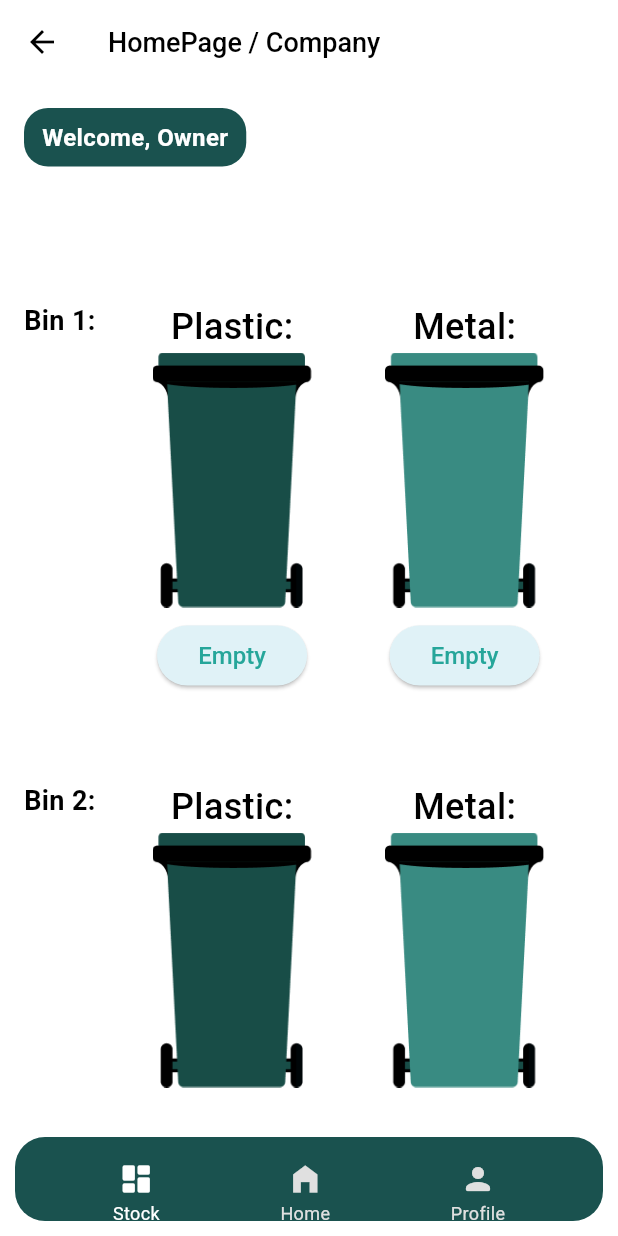
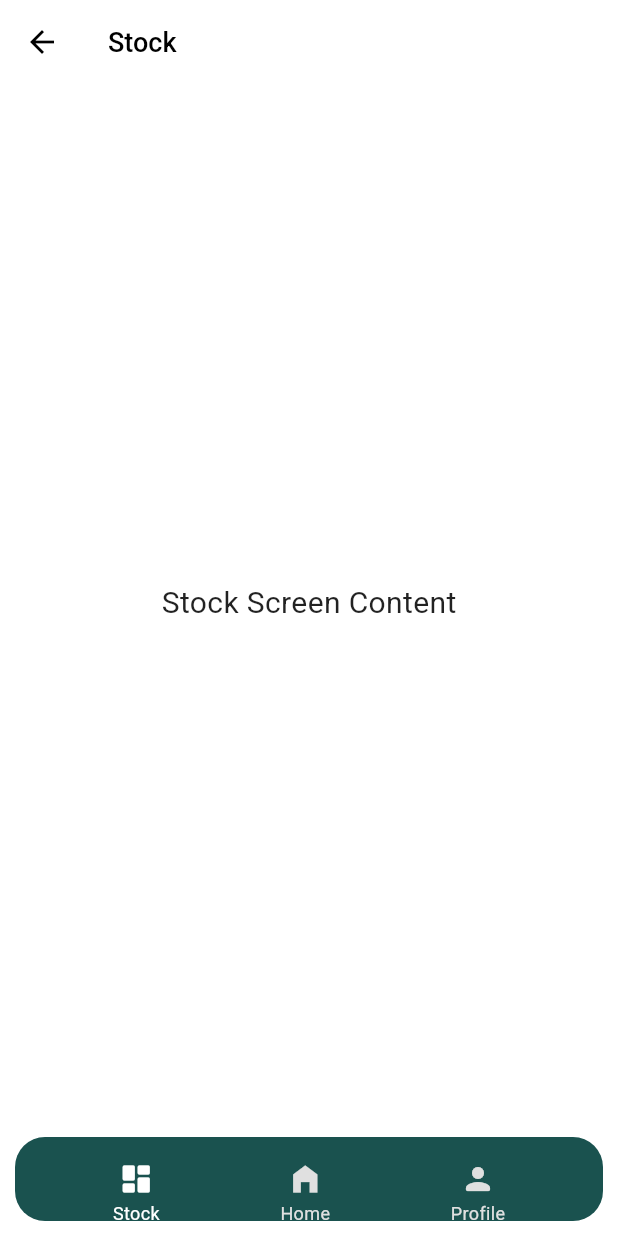
Before and after one commit to abdelrahmanamr710/binit, a Flutter app: the BinOwnerHomeScreen screen opened by its route, scrolled down 49 dp, after a tap on "Stock", on a phone screen of 412 x 824 dp. Run offline on Flutter 3.47's test engine with Material 3 defaults, Android fonts, the light colour scheme and no system bars; our stand-ins replace cloud_firestore, firebase_auth, firebase_core; missing offline and left inert: pigeon; accounts and stored records are empty.

Commit message:
test stock added

```diff
--- a/lib/screens/binOwner_homescreen.dart
+++ b/lib/screens/binOwner_homescreen.dart
@@ -1,6 +1,8 @@
 import 'package:flutter/material.dart';
 import 'package:binit/screens/binOwner_profile.dart';
 import 'package:binit/models/user_model.dart'; // Import the UserModel
+import 'package:binit/screens/binOwner_stock.dart';
+
 
 class BinOwnerHomeScreen extends StatelessWidget {
   final String userName;
@@ -178,7 +180,7 @@ class BinOwnerHomeScreen extends StatelessWidget {
                   if (currentIndex != 0) {
                     Navigator.of(context).pushReplacement(
                       MaterialPageRoute(
-                        builder: (context) => BinOwnerHomeScreen(userName: userName, user: user, currentIndex: 0),
+                        builder: (context) => BinOwnerStockScreen(userName: userName, user: user, currentIndex: 0),
                       ),
                     );
                   }
--- a/lib/screens/binOwner_profile.dart
+++ b/lib/screens/binOwner_profile.dart
@@ -3,7 +3,7 @@ import 'package:binit/services/auth_service.dart'; // Import AuthService.  Make
 import 'package:binit/models/user_model.dart'; // Import UserModel.  Make sure this path is correct.
 import 'package:binit/screens/change_password_screen.dart'; // Import ChangePasswordScreen. Make sure this path is correct.
 import 'package:binit/screens/binOwner_homescreen.dart'; // Import BinOwnerHomeScreen. Make sure this path is correct.
-
+import 'package:binit/screens/binOwner_stock.dart';
 class BinOwnerProfile extends StatefulWidget {
   final UserModel user;
   const BinOwnerProfile({super.key, required this.user});
@@ -285,7 +285,7 @@ class _BinOwnerProfileState extends State<BinOwnerProfile> {
                   });
                   Navigator.of(context).pushReplacement(
                     MaterialPageRoute(
-                      builder: (context) => BinOwnerHomeScreen(userName: widget.user.name ?? '', user: widget.user, currentIndex: 0),
+                      builder: (context) => BinOwnerStockScreen(userName: widget.user.name ?? '', user: widget.user, currentIndex: 0),
                     ),
                   );
                 },
--- /dev/null
+++ b/lib/screens/binOwner_stock.dart
@@ -0,0 +1,127 @@
+import 'package:flutter/material.dart';
+import 'package:binit/screens/binOwner_profile.dart';
+import 'package:binit/models/user_model.dart'; // Import the UserModel
+import 'package:binit/screens/binOwner_homescreen.dart'; // Import the HomeScreen
+
+class BinOwnerStockScreen extends StatelessWidget {
+  final String userName;
+  final UserModel? user; // Add the user parameter
+  final int currentIndex;
+  const BinOwnerStockScreen({super.key, required this.userName, this.user, this.currentIndex = 0});
+
+  @override
+  Widget build(BuildContext context) {
+    return Scaffold(
+      backgroundColor: Colors.white, // Background color of the page
+      appBar: AppBar(
+        backgroundColor: Colors.white, // Ensure no background color from AppBar
+        elevation: 0, // Remove shadow
+        title: const Text(
+          'Stock', // Title of the page
+          style: TextStyle(
+            color: Colors.black, // Title color
+            fontSize: 18,
+            fontWeight: FontWeight.w500,
+          ),
+        ),
+        centerTitle: false, // Align title to the left if needed
+      ),
+      body: Padding(
+        padding: const EdgeInsets.all(16.0),
+        child: const Center(
+          child: Text(
+            'Stock Screen Content', // Placeholder for the main content
+            style: TextStyle(fontSize: 20),
+          ),
+        ),
+      ),
+      // Bottom Navigation Bar
+      bottomNavigationBar: Container(
+        height: 56, // Consistent height for bottom navigation
+        decoration: const BoxDecoration(
+          color: Color(0xFF1A524F), // Darker teal bottom navigation color
+          borderRadius: BorderRadius.all(Radius.circular(20)),
+        ),
+        margin: const EdgeInsets.symmetric(horizontal: 10, vertical: 10),
+        child: Padding(
+          padding: const EdgeInsets.symmetric(horizontal: 25.0, vertical: 8.0),
+          child: Row(
+            mainAxisAlignment: MainAxisAlignment.spaceAround,
+            children: <Widget>[
+              _buildNavBarItem(
+                icon: Icons.dashboard_rounded,
+                label: 'Stock',
+                isSelected: currentIndex == 0,
+                onTap: () {
+                  if (currentIndex != 0) {
+                    Navigator.of(context).pushReplacement(
+                      MaterialPageRoute(
+                        builder: (context) => BinOwnerHomeScreen(userName: userName, user: user, currentIndex: 0),
+                      ),
+                    );
+                  }
+                },
+              ),
+              _buildNavBarItem(
+                icon: Icons.home_filled,
+                label: 'Home',
+                isSelected: currentIndex == 1,
+                onTap: () {
+                  if (currentIndex != 1) {
+                    Navigator.of(context).pushReplacement(
+                      MaterialPageRoute(
+                        builder: (context) => BinOwnerHomeScreen(userName: userName, user: user, currentIndex: 1),
+                      ),
+                    );
+                  }
+                },
+              ),
+              _buildNavBarItem(
+                icon: Icons.person_rounded,
+                label: 'Profile',
+                isSelected: currentIndex == 2,
+                onTap: () {
+                  if (currentIndex != 2 && user != null) {
+                    Navigator.of(context).pushReplacement(
+                      MaterialPageRoute(
+                        builder: (context) => BinOwnerProfile(user: user!),
+                      ),
+                    );
+                  }
+                },
+              ),
+            ],
+          ),
+        ),
+      ),
+    );
+  }
+
+  Widget _buildNavBarItem({
+    required IconData icon,
+    required String label,
+    required bool isSelected,
+    required VoidCallback onTap,
+  }) {
+    final Color color = isSelected ? Colors.white : Colors.grey[300]!;
+
+    return InkWell(
+      onTap: onTap,
+      borderRadius: BorderRadius.circular(15),
+      child: Padding(
+        padding: const EdgeInsets.symmetric(horizontal: 12, vertical: 8),
+        child: Column(
+          mainAxisSize: MainAxisSize.min,
+          children: [
+            Icon(icon, color: color),
+            const SizedBox(height: 2),
+            Text(
+              label,
+              style: TextStyle(color: color, fontSize: 12),
+            ),
+          ],
+        ),
+      ),
+    );
+  }
+}
```
Also changed, not shown: assets/png/profile.png (added).
